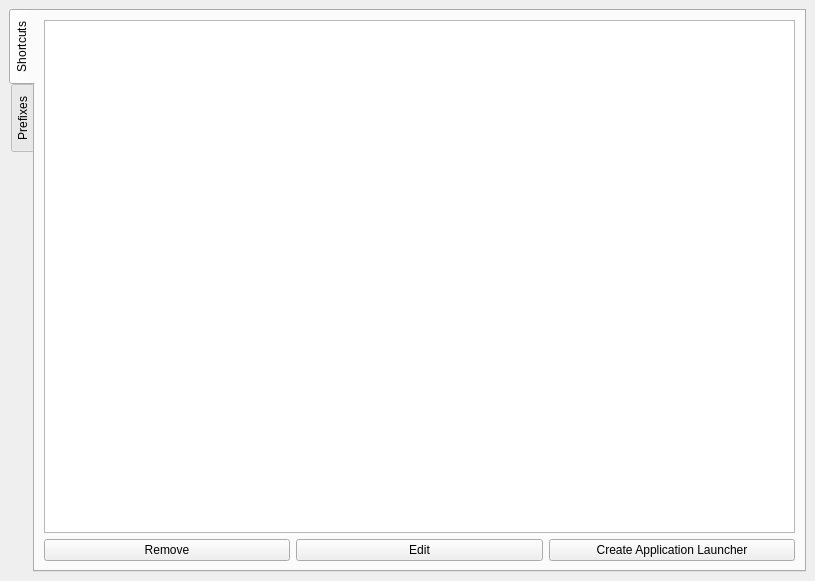
The window that lib/ui/main.ui (Fisk24/Yawpm) describes before a commit, drawn with Qt 5.
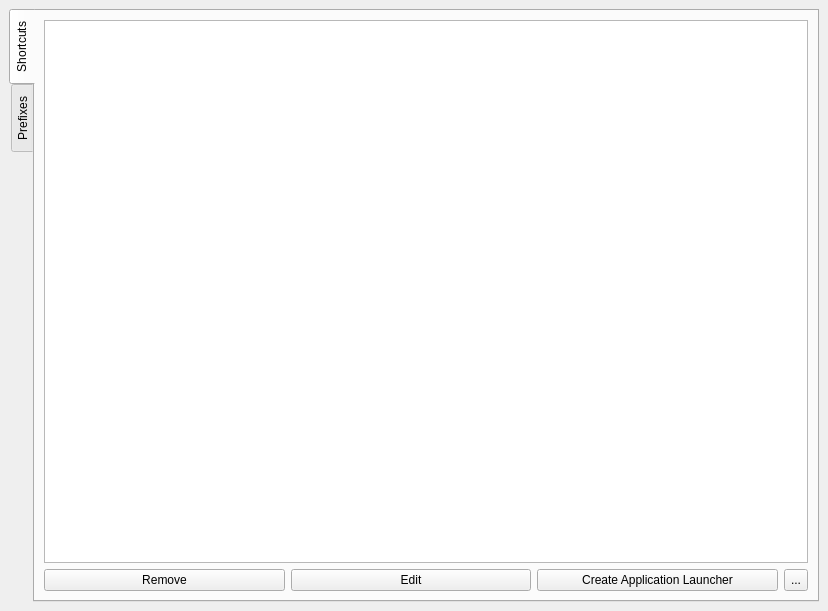
The same window after the commit. The open tabs and pages were chosen to show the change. Icons and pictures are not drawn.

Commit message: Shortcuts now utilize the Path key to ensure that wine will start in the correct directory. Further improvments to overall system stability.

The edit to the form file:
```diff
--- a/lib/ui/main.ui
+++ b/lib/ui/main.ui
@@ -6,8 +6,8 @@
    <rect>
     <x>0</x>
     <y>0</y>
-    <width>815</width>
-    <height>581</height>
+    <width>828</width>
+    <height>611</height>
    </rect>
   </property>
   <property name="windowTitle">
@@ -31,6 +31,20 @@
         <string>Shortcuts</string>
        </attribute>
        <layout class="QGridLayout" name="gridLayout_5">
+        <item row="1" column="1">
+         <widget class="QPushButton" name="editShortcutPushButton">
+          <property name="text">
+           <string>Edit</string>
+          </property>
+         </widget>
+        </item>
+        <item row="1" column="0">
+         <widget class="QPushButton" name="delShortcutPushButton">
+          <property name="text">
+           <string>Remove</string>
+          </property>
+         </widget>
+        </item>
         <item row="1" column="2">
          <widget class="QPushButton" name="addShortcutPushButton">
           <property name="text">
@@ -38,7 +52,26 @@
           </property>
          </widget>
         </item>
-        <item row="0" column="0" colspan="3">
+        <item row="1" column="3">
+         <widget class="QToolButton" name="textEditorToolButton">
+          <property name="sizePolicy">
+           <sizepolicy hsizetype="Fixed" vsizetype="Minimum">
+            <horstretch>0</horstretch>
+            <verstretch>0</verstretch>
+           </sizepolicy>
+          </property>
+          <property name="toolTip">
+           <string>Open shortcut in text editor</string>
+          </property>
+          <property name="text">
+           <string>...</string>
+          </property>
+          <property name="icon">
+           <iconset theme="document-properties"/>
+          </property>
+         </widget>
+        </item>
+        <item row="0" column="0" colspan="4">
          <widget class="QListWidget" name="shortcutListWidget">
           <property name="iconSize">
            <size>
@@ -51,20 +84,6 @@
           </property>
          </widget>
         </item>
-        <item row="1" column="0">
-         <widget class="QPushButton" name="delShortcutPushButton">
-          <property name="text">
-           <string>Remove</string>
-          </property>
-         </widget>
-        </item>
-        <item row="1" column="1">
-         <widget class="QPushButton" name="pushButton_3">
-          <property name="text">
-           <string>Edit</string>
-          </property>
-         </widget>
-        </item>
        </layout>
       </widget>
       <widget class="QWidget" name="prefixTab">
```
Left out of the diff: 43 changed lines with no effect on the pictures. The commit also changes 7 other files.
